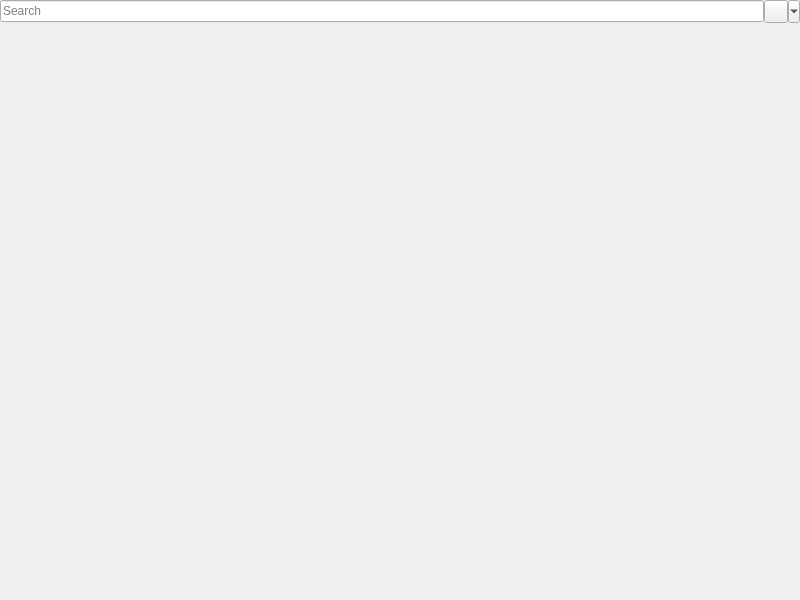
Old version of the form pages/ownedgamespage.ui in the repository pamugk/nebulae-qt.
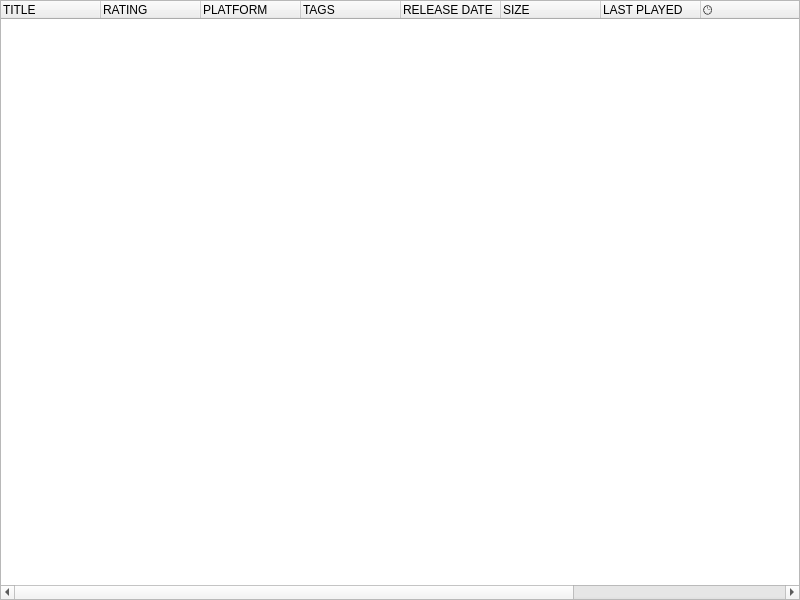
New version of the form. The open tabs and pages were chosen to show the change. Icons and pictures are not drawn.

Diff of the .ui file:
```diff
--- a/pages/ownedgamespage.ui
+++ b/pages/ownedgamespage.ui
@@ -35,31 +35,6 @@
    <property name="bottomMargin">
     <number>0</number>
    </property>
-   <item>
-    <layout class="QHBoxLayout" name="headerLayout">
-     <item>
-      <widget class="QLineEdit" name="searchLineEdit">
-       <property name="placeholderText">
-        <string>Search</string>
-       </property>
-      </widget>
-     </item>
-     <item>
-      <widget class="QToolButton" name="settingsToolButton">
-       <property name="text">
-        <string notr="true"/>
-       </property>
-       <property name="icon">
-        <iconset resource="../resources.qrc">
-         <normaloff>:/icons/gear.svg</normaloff>:/icons/gear.svg</iconset>
-       </property>
-       <property name="popupMode">
-        <enum>QToolButton::ToolButtonPopupMode::MenuButtonPopup</enum>
-       </property>
-      </widget>
-     </item>
-    </layout>
-   </item>
    <item>
     <widget class="QStackedWidget" name="contentsStack">
      <widget class="QWidget" name="emptyPage">
@@ -196,7 +171,93 @@
            </item>
           </layout>
          </widget>
-         <widget class="QWidget" name="resultsListPage"/>
+         <widget class="QWidget" name="resultsListPage">
+          <layout class="QVBoxLayout" name="resultsListPageLayout">
+           <property name="spacing">
+            <number>0</number>
+           </property>
+           <property name="leftMargin">
+            <number>0</number>
+           </property>
+           <property name="topMargin">
+            <number>0</number>
+           </property>
+           <property name="rightMargin">
+            <number>0</number>
+           </property>
+           <property name="bottomMargin">
+            <number>0</number>
+           </property>
+           <item>
+            <widget class="QTreeWidget" name="resultsTree">
+             <property name="editTriggers">
+              <set>QAbstractItemView::EditTrigger::NoEditTriggers</set>
+             </property>
+             <property name="showDropIndicator" stdset="0">
+              <bool>false</bool>
+             </property>
+             <property name="selectionMode">
+              <enum>QAbstractItemView::SelectionMode::NoSelection</enum>
+             </property>
+             <column>
+              <property name="text">
+               <string>TITLE</string>
+              </property>
+             </column>
+             <column>
+              <property name="text">
+               <string>RATING</string>
+              </property>
+             </column>
+             <column>
+              <property name="text">
+               <string>PLATFORM</string>
+              </property>
+             </column>
+             <column>
+              <property name="text">
+               <string>TAGS</string>
+              </property>
+             </column>
+             <column>
+              <property name="text">
+               <string>RELEASE DATE</string>
+              </property>
+             </column>
+             <column>
+              <property name="text">
+               <string>SIZE</string>
+              </property>
+             </column>
+             <column>
+              <property name="text">
+               <string>LAST PLAYED</string>
+              </property>
+             </column>
+             <column>
+              <property name="text">
+               <string>🕒</string>
+              </property>
+             </column>
+             <column>
+              <property name="text">
+               <string>CRITICS</string>
+              </property>
+             </column>
+             <column>
+              <property name="text">
+               <string>GENRES</string>
+              </property>
+             </column>
+             <column>
+              <property name="text">
+               <string>ACHIEVEMENTS %</string>
+              </property>
+             </column>
+            </widget>
+           </item>
+          </layout>
+         </widget>
         </widget>
        </item>
       </layout>
```
Left out of the diff: 40 changed lines with no effect on the pictures.
